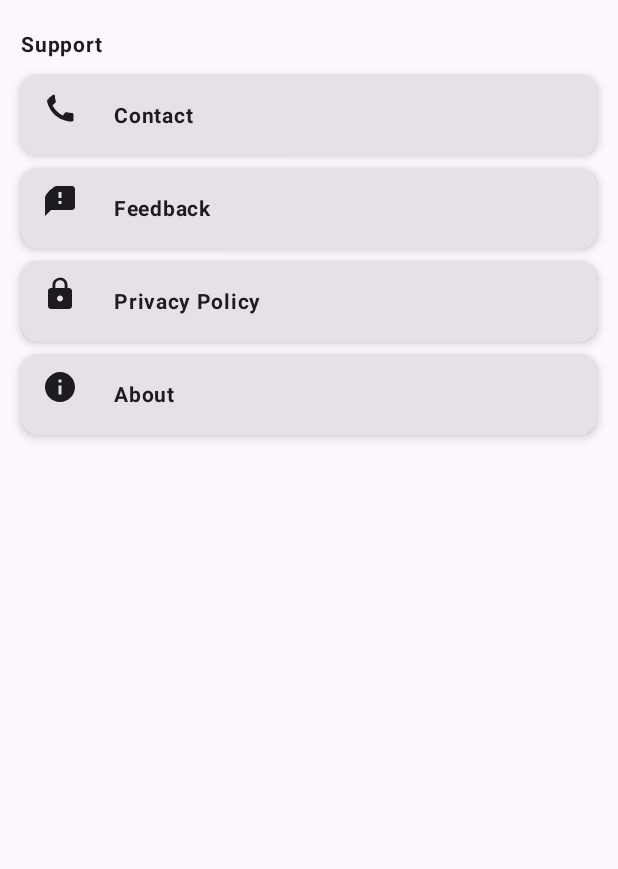
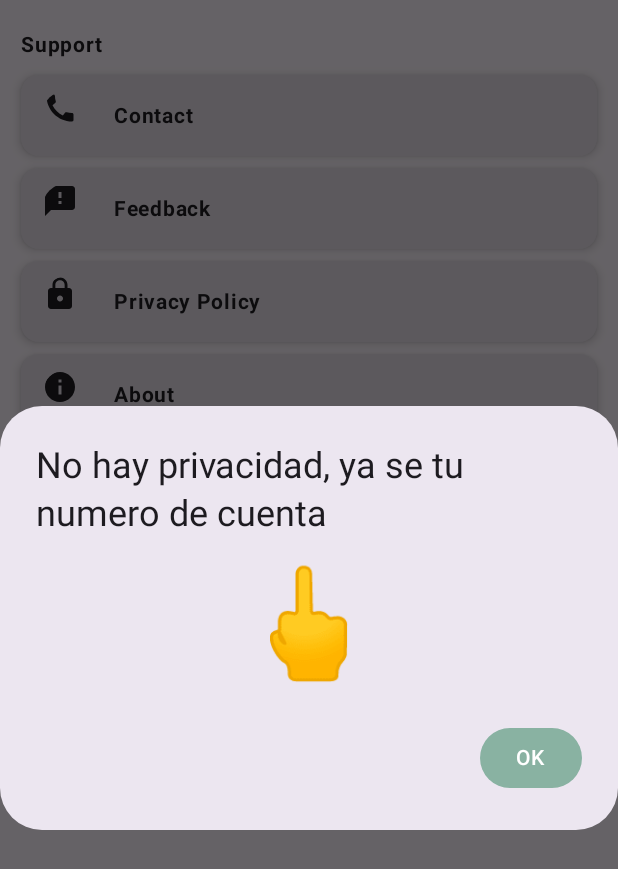
Before and after one commit to ZeB-ZuA/MyIntenseHorario, an Android app built with Jetpack Compose: the composable SupportOptionsUI shown on its own in the app's theme, after a tap on "Privacy Policy", on a phone screen of 412 x 824 dp. Shown: the top 869 px of the screen. Run offline under Robolectric (Android 15) with nearby library versions, the phone set to English and light mode, and no system bars; 1 statement that could not run was skipped.

Commit message:
Arreglando cositas

```diff
--- a/app/src/main/java/com/udistrital/myintensehorario/Views/SettingsScreen.kt
+++ b/app/src/main/java/com/udistrital/myintensehorario/Views/SettingsScreen.kt
@@ -21,6 +21,7 @@ import androidx.compose.material.icons.filled.Info
 import androidx.compose.material.icons.filled.Language
 import androidx.compose.material.icons.filled.Lock
 import androidx.compose.material.icons.filled.Notifications
+import androidx.compose.material3.AlertDialog
 import androidx.compose.material3.Button
 import androidx.compose.material3.ButtonDefaults
 import androidx.compose.material3.Card
@@ -39,12 +40,10 @@ import androidx.compose.ui.Alignment
 import androidx.compose.ui.Modifier
 import androidx.compose.ui.draw.clip
 import androidx.compose.ui.graphics.Color
-import androidx.compose.ui.graphics.RectangleShape
 import androidx.compose.ui.res.stringResource
 import androidx.compose.ui.text.font.FontWeight
 import androidx.compose.ui.text.style.TextAlign
 import androidx.compose.ui.tooling.preview.Preview
-import androidx.compose.ui.unit.Dp
 import androidx.compose.ui.unit.dp
 import androidx.compose.ui.unit.sp
 import androidx.navigation.NavController
@@ -328,6 +327,7 @@ fun GeneralSettingItem() {
 
 @Composable
 fun SupportOptionsUI(navController: NavController) {
+    var showDialog by remember { mutableStateOf(false) }
     Column(
         modifier = Modifier
             .padding(horizontal = 14.dp)
@@ -365,8 +365,11 @@ fun SupportOptionsUI(navController: NavController) {
                     contentDescription = stringResource(id = R.string.Privacy_Policy)
                 )
             },
-            mainText = stringResource(id = R.string.Privacy_Policy)
-        ) {}
+            mainText = stringResource(id = R.string.Privacy_Policy),
+            onClick = {
+                showDialog = true
+            }
+        )
         SupportItem(
             icon = {
                 Icon(
@@ -374,10 +377,46 @@ fun SupportOptionsUI(navController: NavController) {
                     contentDescription = stringResource(id = R.string.About)
                 )
             },
-            mainText = stringResource(id = R.string.About)
-        ) {}
+            mainText = stringResource(id = R.string.About),
+            onClick = {
+
+            }
+        )
+
+
+    }
+    if (showDialog) {
+        ShowDialog(onDismissRequest = { showDialog = false })
     }
 }
+
+@Composable
+fun ShowDialog(onDismissRequest: () -> Unit) {
+
+    AlertDialog(
+        onDismissRequest = onDismissRequest,
+        title = { Text(text = "No hay privacidad, ya se tu numero de cuenta") },
+        text = {
+            Box(
+                modifier = Modifier.fillMaxWidth(),
+                contentAlignment = Alignment.Center
+            ) {
+                Text(
+                    text = "\uD83D\uDD95",
+                    fontSize = 70.sp
+                )
+            }
+        },
+        confirmButton = {
+            Button(onClick = onDismissRequest) {
+                Text("OK")
+            }
+        }
+    )
+}
+
+
+
 
 @Composable
 fun SupportItem(icon: @Composable () -> Unit, mainText: String, onClick: () -> Unit) {
```
